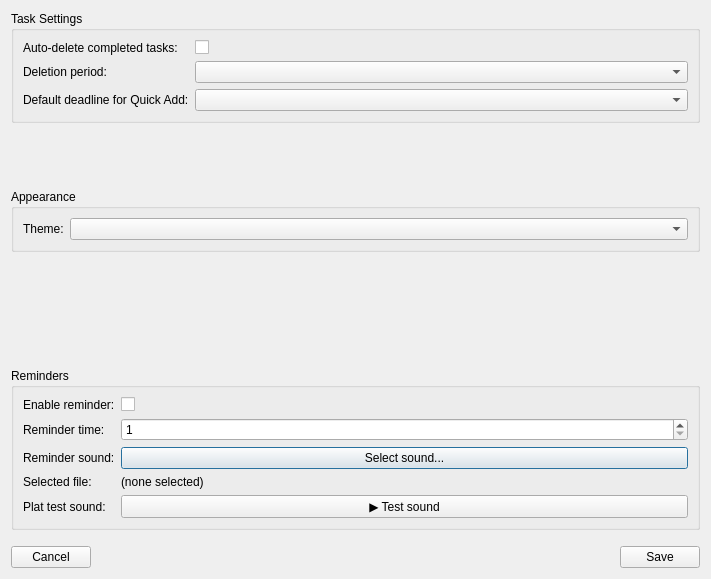
This is settings/SettingsWindow.ui in denysfreiuk/ToDoManager-Cpp as Qt 5 draws it before an edit. The edited form follows.
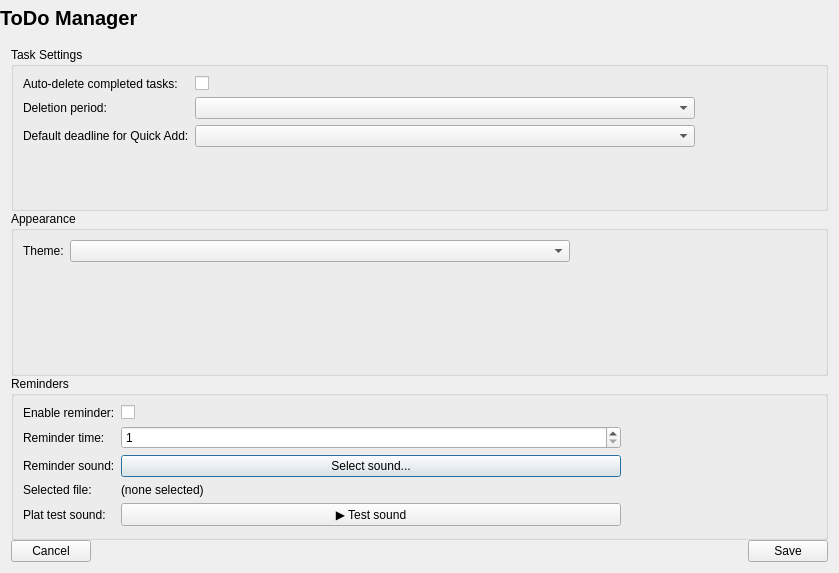
This is the edited form. Icons and pictures are not drawn.

Diff of the .ui file:
```diff
--- a/settings/SettingsWindow.ui
+++ b/settings/SettingsWindow.ui
@@ -6,29 +6,146 @@
    <rect>
     <x>0</x>
     <y>0</y>
-    <width>711</width>
-    <height>579</height>
+    <width>839</width>
+    <height>573</height>
    </rect>
   </property>
   <property name="windowTitle">
    <string>Settings</string>
   </property>
+  <layout class="QVBoxLayout" name="verticalLayout_3">
+   <property name="spacing">
+    <number>0</number>
+   </property>
+   <property name="leftMargin">
+    <number>0</number>
+   </property>
+   <property name="topMargin">
+    <number>0</number>
+   </property>
+   <property name="rightMargin">
+    <number>0</number>
+   </property>
+   <property name="bottomMargin">
+    <number>0</number>
+   </property>
+   <item>
   <layout class="QVBoxLayout" name="verticalLayout_2">
+     <property name="spacing">
+      <number>0</number>
+     </property>
+     <item>
+      <widget class="QWidget" name="titleBar" native="true">
+       <property name="minimumSize">
+        <size>
+         <width>0</width>
+         <height>36</height>
+        </size>
+       </property>
+       <property name="maximumSize">
+        <size>
+         <width>16777215</width>
+         <height>36</height>
+        </size>
+       </property>
+       <layout class="QHBoxLayout" name="horizontalLayout_4">
+        <property name="spacing">
+         <number>0</number>
+        </property>
+        <property name="leftMargin">
+         <number>0</number>
+        </property>
+        <property name="topMargin">
+         <number>0</number>
+        </property>
+        <property name="rightMargin">
+         <number>0</number>
+        </property>
+        <property name="bottomMargin">
+         <number>0</number>
+        </property>
+        <item>
+         <widget class="QLabel" name="titleLabel">
+          <property name="font">
+           <font>
+            <pointsize>15</pointsize>
+            <bold>true</bold>
+           </font>
+          </property>
+          <property name="text">
+           <string>ToDo Manager</string>
+          </property>
+         </widget>
+        </item>
+        <item>
+         <spacer name="horizontalSpacer_3">
+          <property name="orientation">
+           <enum>Qt::Orientation::Horizontal</enum>
+          </property>
+          <property name="sizeHint" stdset="0">
+           <size>
+            <width>40</width>
+            <height>20</height>
+           </size>
+          </property>
+         </spacer>
+        </item>
+        <item>
+         <layout class="QHBoxLayout" name="horizontalLayout_3">
+          <item>
+           <widget class="QPushButton" name="btnClose">
+            <property name="minimumSize">
+             <size>
+              <width>42</width>
+              <height>32</height>
+             </size>
+            </property>
+            <property name="maximumSize">
+             <size>
+              <width>42</width>
+              <height>32</height>
+             </size>
+            </property>
+            <property name="focusPolicy">
+             <enum>Qt::FocusPolicy::NoFocus</enum>
+            </property>
+            <property name="text">
+             <string/>
+            </property>
+            <property name="icon">
+             <iconset resource="../resources.qrc">
+              <normaloff>:/resources/icons/icons-for-window/close-black.png</normaloff>:/resources/icons/icons-for-window/close-black.png</iconset>
+            </property>
+            <property name="flat">
+             <bool>true</bool>
+            </property>
+           </widget>
+          </item>
+         </layout>
+        </item>
+       </layout>
+      </widget>
+     </item>
    <item>
     <layout class="QVBoxLayout" name="verticalLayout">
-     <item alignment="Qt::AlignmentFlag::AlignTop">
+       <property name="leftMargin">
+        <number>11</number>
+       </property>
+       <property name="topMargin">
+        <number>11</number>
+       </property>
+       <property name="rightMargin">
+        <number>11</number>
+       </property>
+       <property name="bottomMargin">
+        <number>11</number>
+       </property>
+       <item>
       <widget class="QGroupBox" name="taskGroup">
        <property name="title">
         <string>Task Settings</string>
        </property>
        <layout class="QFormLayout" name="formLayout">
-        <item row="1" column="0">
-         <widget class="QLabel" name="labelAutoDelete">
-          <property name="text">
-           <string>Auto-delete completed tasks:</string>
-          </property>
-         </widget>
-        </item>
         <item row="1" column="1">
          <widget class="QCheckBox" name="autoDeleteCheck">
           <property name="text">
@@ -36,16 +153,6 @@
           </property>
          </widget>
         </item>
-        <item row="3" column="0">
-         <widget class="QLabel" name="labelDefaultDeadline">
-          <property name="text">
-           <string>Default deadline for Quick Add:</string>
-          </property>
-         </widget>
-        </item>
-        <item row="3" column="1">
-         <widget class="QComboBox" name="defaultDeadlineBox"/>
-        </item>
         <item row="2" column="0">
          <widget class="QLabel" name="labelDeletePeriod">
           <property name="text">
@@ -54,12 +161,43 @@
          </widget>
         </item>
         <item row="2" column="1">
-         <widget class="QComboBox" name="deletePeriodBox"/>
+           <widget class="QComboBox" name="deletePeriodBox">
+            <property name="maximumSize">
+             <size>
+              <width>500</width>
+              <height>16777215</height>
+             </size>
+            </property>
+           </widget>
+          </item>
+          <item row="3" column="0">
+           <widget class="QLabel" name="labelDefaultDeadline">
+            <property name="text">
+             <string>Default deadline for Quick Add:</string>
+            </property>
+           </widget>
+          </item>
+          <item row="3" column="1">
+           <widget class="QComboBox" name="defaultDeadlineBox">
+            <property name="maximumSize">
+             <size>
+              <width>500</width>
+              <height>16777215</height>
+             </size>
+            </property>
+           </widget>
+          </item>
+          <item row="1" column="0">
+           <widget class="QLabel" name="labelAutoDelete">
+            <property name="text">
+             <string>Auto-delete completed tasks:</string>
+            </property>
+           </widget>
         </item>
        </layout>
       </widget>
      </item>
-     <item alignment="Qt::AlignmentFlag::AlignTop">
+       <item>
       <widget class="QGroupBox" name="appearanceGroup">
        <property name="title">
         <string>Appearance</string>
@@ -73,24 +211,24 @@
          </widget>
         </item>
         <item row="0" column="1">
-         <widget class="QComboBox" name="themeBox"/>
+           <widget class="QComboBox" name="themeBox">
+            <property name="maximumSize">
+             <size>
+              <width>500</width>
+              <height>16777215</height>
+             </size>
+            </property>
+           </widget>
         </item>
        </layout>
       </widget>
      </item>
-     <item alignment="Qt::AlignmentFlag::AlignTop">
+       <item>
       <widget class="QGroupBox" name="reminderGroup">
        <property name="title">
         <string>Reminders</string>
        </property>
        <layout class="QFormLayout" name="formLayout_3">
-        <item row="0" column="1">
-         <widget class="QCheckBox" name="reminderCheck">
-          <property name="text">
-           <string/>
-          </property>
-         </widget>
-        </item>
         <item row="0" column="0">
          <widget class="QLabel" name="labelEnableRem">
           <property name="text">
@@ -98,6 +236,13 @@
           </property>
          </widget>
         </item>
+          <item row="0" column="1">
+           <widget class="QCheckBox" name="reminderCheck">
+            <property name="text">
+             <string/>
+            </property>
+           </widget>
+          </item>
         <item row="2" column="0">
          <widget class="QLabel" name="labelReminderTime">
           <property name="text">
@@ -107,6 +252,12 @@
         </item>
         <item row="2" column="1">
          <widget class="QSpinBox" name="reminderTimeBox">
+            <property name="maximumSize">
+             <size>
+              <width>500</width>
+              <height>16777215</height>
+             </size>
+            </property>
           <property name="minimum">
            <number>1</number>
           </property>
@@ -124,6 +275,12 @@
         </item>
         <item row="3" column="1">
          <widget class="QPushButton" name="selectSoundButton">
+            <property name="maximumSize">
+             <size>
+              <width>500</width>
+              <height>16777215</height>
+             </size>
+            </property>
           <property name="text">
            <string>Select sound...</string>
           </property>
@@ -143,13 +300,6 @@
           </property>
          </widget>
         </item>
-        <item row="5" column="1">
-         <widget class="QPushButton" name="testSoundButton">
-          <property name="text">
-           <string>▶ Test sound</string>
-          </property>
-         </widget>
-        </item>
         <item row="5" column="0">
          <widget class="QLabel" name="testLabel">
           <property name="text">
@@ -157,6 +307,19 @@
           </property>
          </widget>
         </item>
+          <item row="5" column="1">
+           <widget class="QPushButton" name="testSoundButton">
+            <property name="maximumSize">
+             <size>
+              <width>500</width>
+              <height>16777215</height>
+             </size>
+            </property>
+            <property name="text">
+             <string>▶ Test sound</string>
+            </property>
+           </widget>
+          </item>
        </layout>
       </widget>
      </item>
@@ -194,6 +357,8 @@
     </layout>
    </item>
   </layout>
+   </item>
+  </layout>
  </widget>
  <resources/>
  <connections/>
```
Left out of the diff: 4 changed lines with no effect on the pictures. Lines whose indentation alone changed are shown as unchanged.
